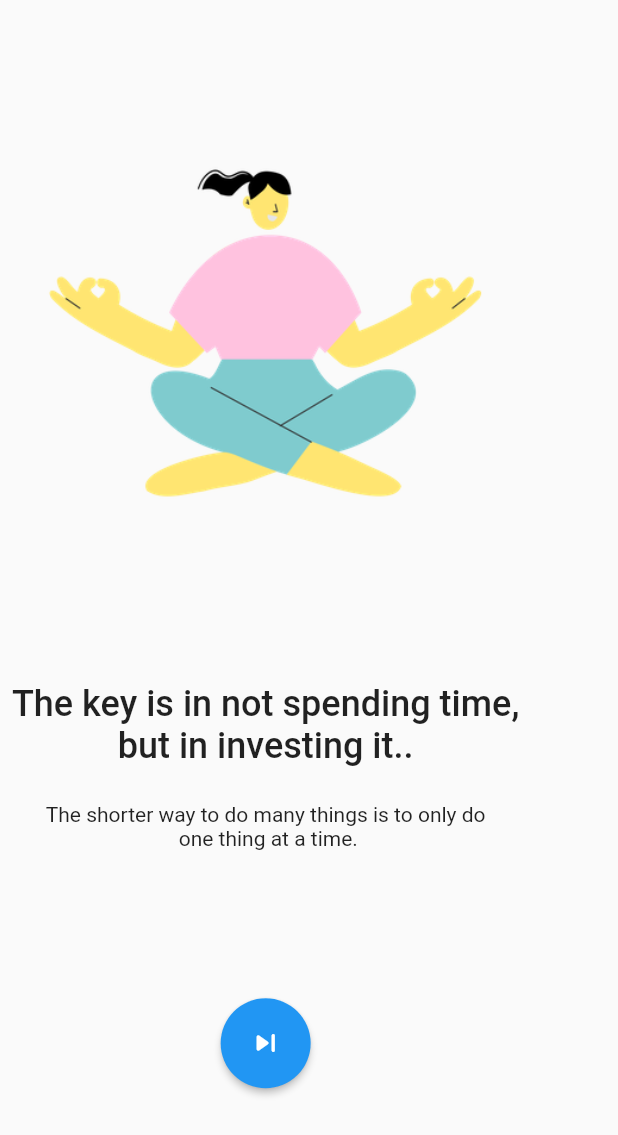
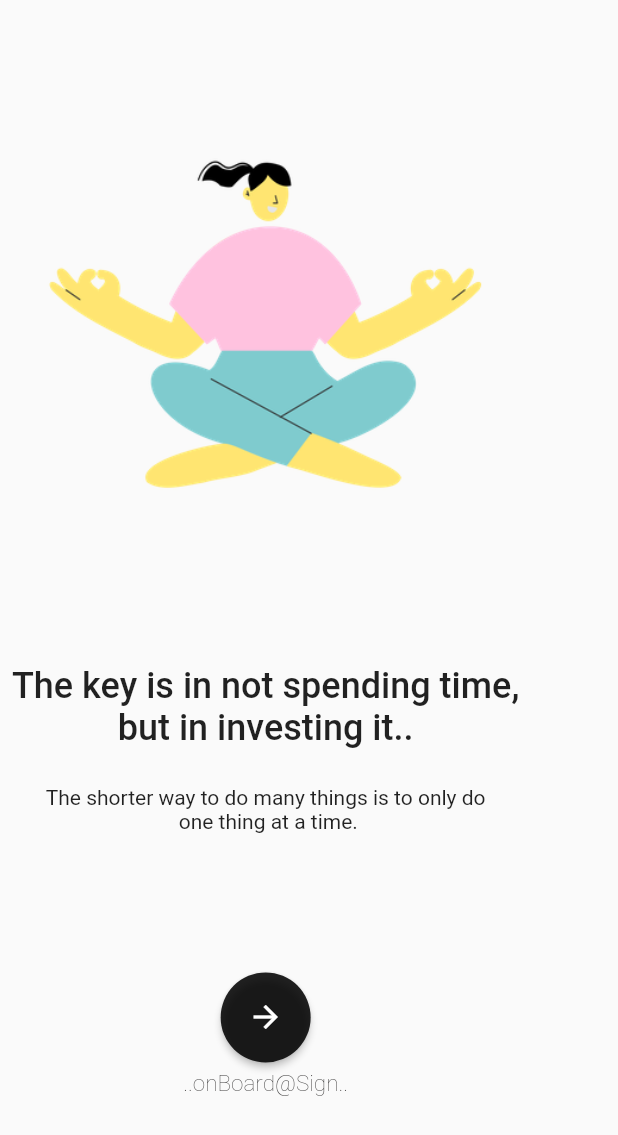
Before and after one commit to dzzirima/atStart, a Flutter app: the screen it shows after launch, on a phone screen of 412 x 824 dp. Shown: the top 1135 px of the screen. Run offline on Flutter 3.47's test engine with Material 2 defaults, Android fonts, the phone set to English and light mode, and no system bars; our stand-ins replace dotted_border, flutter_svg, nanoid, pdf, pie_chart and 1 more; missing offline and left inert: at_app_flutter, at_client_mobile, at_commons, at_onboarding_flutter, at_utils, dart:ffi.

Commit message:
feat : working code

```diff
--- a/lib/main.dart
+++ b/lib/main.dart
@@ -103,7 +103,8 @@ class _MyAppState extends State<MyApp> {
                 height: 60,
                 width: 100,
                 child: ElevatedButton(
-                  style: ElevatedButton.styleFrom(shape: CircleBorder()),
+                    style: ElevatedButton.styleFrom(
+                        shape: CircleBorder(), primary: Colors.black87),
                     onPressed: () async {
                       var preference = await futurePreference;
                       setState(() {
@@ -128,8 +129,15 @@ class _MyAppState extends State<MyApp> {
                     //   "/closes.svg",
                     //   fit: BoxFit.contain,
                     // ),
-                  child: Icon(Icons.skip_next_rounded),
+                    child: Icon(Icons.arrow_forward)),
               ),
+              const SizedBox(height: 5),
+              Text(
+                "..onBoard@Sign..",
+                style: TextStyle(
+                    fontSize: 15,
+                    fontWeight: FontWeight.w200,
+                    color: Color.fromARGB(255, 29, 28, 28)),
               ),
               const Spacer(),
             ],
```
Lines whose indentation alone changed are shown as unchanged.
